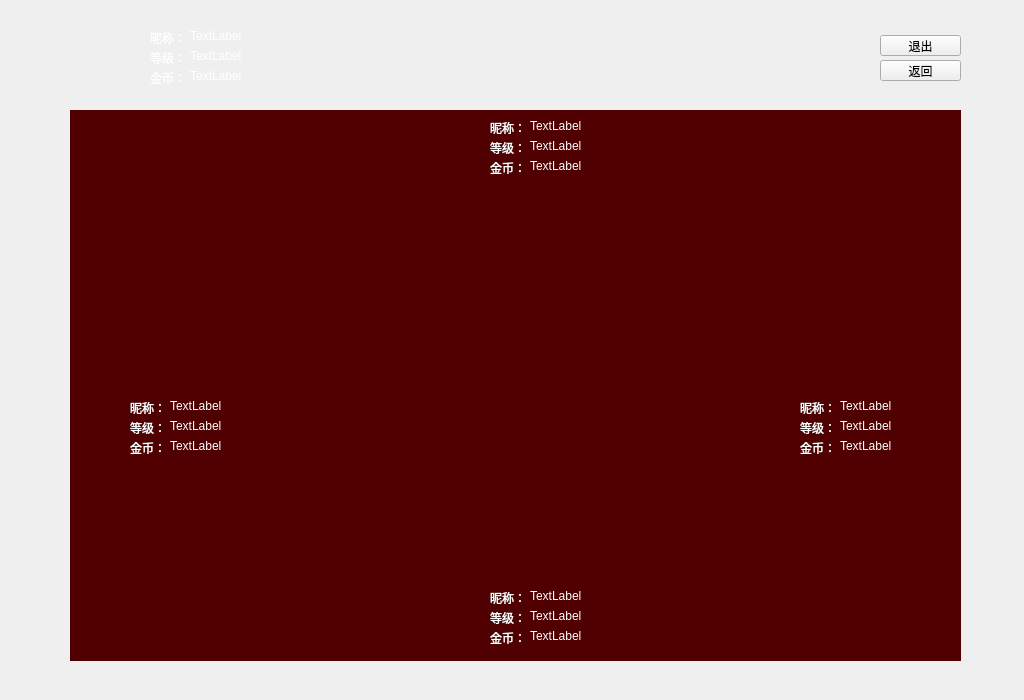
Qt form QTProject/Client/zjh.ui (aldenpang/zhajinhua-project) before a commit.
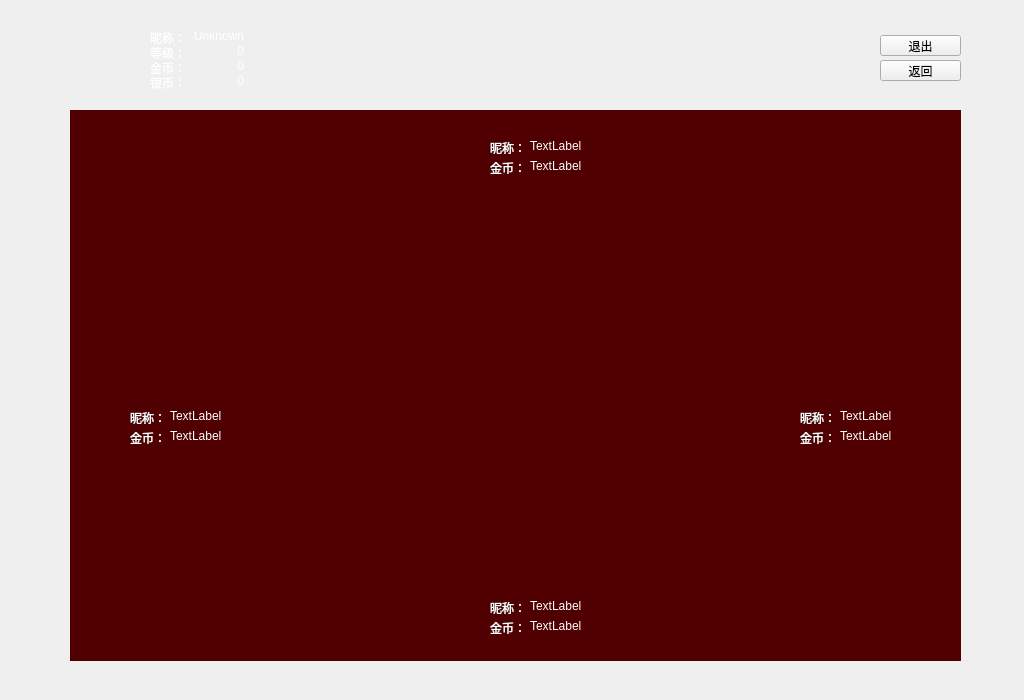
The same form after that commit. Icons and pictures are not drawn.

Patch:
```diff
--- a/QTProject/Client/zjh.ui
+++ b/QTProject/Client/zjh.ui
@@ -117,84 +117,6 @@
     <pixmap resource="client.qrc">:/Images/Media/nobodyImage.png</pixmap>
    </property>
   </widget>
-  <widget class="QLabel" name="nickName">
-   <property name="geometry">
-    <rect>
-     <x>150</x>
-     <y>30</y>
-     <width>31</width>
-     <height>16</height>
-    </rect>
-   </property>
-   <property name="text">
-    <string>昵称：</string>
-   </property>
-  </widget>
-  <widget class="QLabel" name="level">
-   <property name="geometry">
-    <rect>
-     <x>150</x>
-     <y>50</y>
-     <width>31</width>
-     <height>16</height>
-    </rect>
-   </property>
-   <property name="text">
-    <string>等级：</string>
-   </property>
-  </widget>
-  <widget class="QLabel" name="goldCoin">
-   <property name="geometry">
-    <rect>
-     <x>150</x>
-     <y>70</y>
-     <width>31</width>
-     <height>16</height>
-    </rect>
-   </property>
-   <property name="text">
-    <string>金币：</string>
-   </property>
-  </widget>
-  <widget class="QLabel" name="nickNameText">
-   <property name="geometry">
-    <rect>
-     <x>190</x>
-     <y>30</y>
-     <width>54</width>
-     <height>12</height>
-    </rect>
-   </property>
-   <property name="text">
-    <string>TextLabel</string>
-   </property>
-  </widget>
-  <widget class="QLabel" name="levelText">
-   <property name="geometry">
-    <rect>
-     <x>190</x>
-     <y>50</y>
-     <width>54</width>
-     <height>12</height>
-    </rect>
-   </property>
-   <property name="text">
-    <string>TextLabel</string>
-   </property>
-  </widget>
-  <widget class="QLabel" name="goldCoinText">
-   <property name="geometry">
-    <rect>
-     <x>190</x>
-     <y>70</y>
-     <width>54</width>
-     <height>12</height>
-    </rect>
-   </property>
-   <property name="text">
-    <string>TextLabel</string>
-   </property>
-  </widget>
   <widget class="QGraphicsView" name="graphicsView">
    <property name="geometry">
     <rect>
@@ -218,7 +140,7 @@
    <property name="geometry">
     <rect>
      <x>420</x>
-     <y>590</y>
+     <y>130</y>
      <width>60</width>
      <height>60</height>
     </rect>
@@ -250,7 +172,7 @@
    <property name="geometry">
     <rect>
      <x>420</x>
-     <y>120</y>
+     <y>590</y>
      <width>60</width>
      <height>60</height>
     </rect>
@@ -282,7 +204,7 @@
    <property name="geometry">
     <rect>
      <x>490</x>
-     <y>120</y>
+     <y>600</y>
      <width>31</width>
      <height>16</height>
     </rect>
@@ -295,7 +217,7 @@
    <property name="geometry">
     <rect>
      <x>530</x>
-     <y>160</y>
+     <y>620</y>
      <width>54</width>
      <height>12</height>
     </rect>
@@ -308,7 +230,7 @@
    <property name="geometry">
     <rect>
      <x>490</x>
-     <y>160</y>
+     <y>620</y>
      <width>31</width>
      <height>16</height>
     </rect>
@@ -321,7 +243,7 @@
    <property name="geometry">
     <rect>
      <x>530</x>
-     <y>120</y>
+     <y>600</y>
      <width>54</width>
      <height>12</height>
     </rect>
@@ -330,37 +252,11 @@
     <string>TextLabel</string>
    </property>
   </widget>
-  <widget class="QLabel" name="levelText_2">
-   <property name="geometry">
-    <rect>
-     <x>530</x>
-     <y>140</y>
-     <width>54</width>
-     <height>12</height>
-    </rect>
-   </property>
-   <property name="text">
-    <string>TextLabel</string>
-   </property>
-  </widget>
-  <widget class="QLabel" name="level_2">
-   <property name="geometry">
-    <rect>
-     <x>490</x>
-     <y>140</y>
-     <width>31</width>
-     <height>16</height>
-    </rect>
-   </property>
-   <property name="text">
-    <string>等级：</string>
-   </property>
-  </widget>
   <widget class="QLabel" name="goldCoin_1">
    <property name="geometry">
     <rect>
      <x>800</x>
-     <y>440</y>
+     <y>430</y>
      <width>31</width>
      <height>16</height>
     </rect>
@@ -373,7 +269,7 @@
    <property name="geometry">
     <rect>
      <x>800</x>
-     <y>400</y>
+     <y>410</y>
      <width>31</width>
      <height>16</height>
     </rect>
@@ -382,37 +278,11 @@
     <string>昵称：</string>
    </property>
   </widget>
-  <widget class="QLabel" name="level_1">
-   <property name="geometry">
-    <rect>
-     <x>800</x>
-     <y>420</y>
-     <width>31</width>
-     <height>16</height>
-    </rect>
-   </property>
-   <property name="text">
-    <string>等级：</string>
-   </property>
-  </widget>
   <widget class="QLabel" name="nickNameText_1">
    <property name="geometry">
     <rect>
      <x>840</x>
-     <y>400</y>
-     <width>54</width>
-     <height>12</height>
-    </rect>
-   </property>
-   <property name="text">
-    <string>TextLabel</string>
-   </property>
-  </widget>
-  <widget class="QLabel" name="levelText_1">
-   <property name="geometry">
-    <rect>
-     <x>840</x>
-     <y>420</y>
+     <y>410</y>
      <width>54</width>
      <height>12</height>
     </rect>
@@ -425,7 +295,7 @@
    <property name="geometry">
     <rect>
      <x>840</x>
-     <y>440</y>
+     <y>430</y>
      <width>54</width>
      <height>12</height>
     </rect>
@@ -438,7 +308,7 @@
    <property name="geometry">
     <rect>
      <x>130</x>
-     <y>440</y>
+     <y>430</y>
      <width>31</width>
      <height>16</height>
     </rect>
@@ -451,7 +321,7 @@
    <property name="geometry">
     <rect>
      <x>130</x>
-     <y>400</y>
+     <y>410</y>
      <width>31</width>
      <height>16</height>
     </rect>
@@ -460,37 +330,11 @@
     <string>昵称：</string>
    </property>
   </widget>
-  <widget class="QLabel" name="level_3">
-   <property name="geometry">
-    <rect>
-     <x>130</x>
-     <y>420</y>
-     <width>31</width>
-     <height>16</height>
-    </rect>
-   </property>
-   <property name="text">
-    <string>等级：</string>
-   </property>
-  </widget>
   <widget class="QLabel" name="nickNameText_3">
    <property name="geometry">
     <rect>
      <x>170</x>
-     <y>400</y>
-     <width>54</width>
-     <height>12</height>
-    </rect>
-   </property>
-   <property name="text">
-    <string>TextLabel</string>
-   </property>
-  </widget>
-  <widget class="QLabel" name="levelText_3">
-   <property name="geometry">
-    <rect>
-     <x>170</x>
-     <y>420</y>
+     <y>410</y>
      <width>54</width>
      <height>12</height>
     </rect>
@@ -503,7 +347,7 @@
    <property name="geometry">
     <rect>
      <x>170</x>
-     <y>440</y>
+     <y>430</y>
      <width>54</width>
      <height>12</height>
     </rect>
@@ -516,7 +360,7 @@
    <property name="geometry">
     <rect>
      <x>490</x>
-     <y>630</y>
+     <y>160</y>
      <width>31</width>
      <height>16</height>
     </rect>
@@ -529,7 +373,7 @@
    <property name="geometry">
     <rect>
      <x>490</x>
-     <y>590</y>
+     <y>140</y>
      <width>31</width>
      <height>16</height>
     </rect>
@@ -538,37 +382,11 @@
     <string>昵称：</string>
    </property>
   </widget>
-  <widget class="QLabel" name="level_0">
-   <property name="geometry">
-    <rect>
-     <x>490</x>
-     <y>610</y>
-     <width>31</width>
-     <height>16</height>
-    </rect>
-   </property>
-   <property name="text">
-    <string>等级：</string>
-   </property>
-  </widget>
   <widget class="QLabel" name="nickNameText_0">
    <property name="geometry">
     <rect>
      <x>530</x>
-     <y>590</y>
-     <width>54</width>
-     <height>12</height>
-    </rect>
-   </property>
-   <property name="text">
-    <string>TextLabel</string>
-   </property>
-  </widget>
-  <widget class="QLabel" name="levelText_0">
-   <property name="geometry">
-    <rect>
-     <x>530</x>
-     <y>610</y>
+     <y>140</y>
      <width>54</width>
      <height>12</height>
     </rect>
@@ -581,7 +399,7 @@
    <property name="geometry">
     <rect>
      <x>530</x>
-     <y>630</y>
+     <y>160</y>
      <width>54</width>
      <height>12</height>
     </rect>
@@ -590,6 +408,122 @@
     <string>TextLabel</string>
    </property>
   </widget>
+  <widget class="QLabel" name="nickName">
+   <property name="geometry">
+    <rect>
+     <x>150</x>
+     <y>30</y>
+     <width>31</width>
+     <height>16</height>
+    </rect>
+   </property>
+   <property name="text">
+    <string>昵称：</string>
+   </property>
+  </widget>
+  <widget class="QLabel" name="goldCoinText">
+   <property name="geometry">
+    <rect>
+     <x>190</x>
+     <y>60</y>
+     <width>54</width>
+     <height>12</height>
+    </rect>
+   </property>
+   <property name="text">
+    <string>0</string>
+   </property>
+   <property name="alignment">
+    <set>Qt::AlignRight|Qt::AlignTrailing|Qt::AlignVCenter</set>
+   </property>
+  </widget>
+  <widget class="QLabel" name="goldCoin">
+   <property name="geometry">
+    <rect>
+     <x>150</x>
+     <y>60</y>
+     <width>31</width>
+     <height>16</height>
+    </rect>
+   </property>
+   <property name="text">
+    <string>金币：</string>
+   </property>
+  </widget>
+  <widget class="QLabel" name="silverCoin">
+   <property name="geometry">
+    <rect>
+     <x>150</x>
+     <y>75</y>
+     <width>31</width>
+     <height>16</height>
+    </rect>
+   </property>
+   <property name="text">
+    <string>银币：</string>
+   </property>
+  </widget>
+  <widget class="QLabel" name="nickNameText">
+   <property name="geometry">
+    <rect>
+     <x>190</x>
+     <y>30</y>
+     <width>54</width>
+     <height>12</height>
+    </rect>
+   </property>
+   <property name="text">
+    <string>Unknown</string>
+   </property>
+   <property name="alignment">
+    <set>Qt::AlignRight|Qt::AlignTrailing|Qt::AlignVCenter</set>
+   </property>
+  </widget>
+  <widget class="QLabel" name="silverCoinText">
+   <property name="geometry">
+    <rect>
+     <x>190</x>
+     <y>75</y>
+     <width>54</width>
+     <height>12</height>
+    </rect>
+   </property>
+   <property name="text">
+    <string>0</string>
+   </property>
+   <property name="alignment">
+    <set>Qt::AlignRight|Qt::AlignTrailing|Qt::AlignVCenter</set>
+   </property>
+  </widget>
+  <widget class="QLabel" name="level">
+   <property name="geometry">
+    <rect>
+     <x>150</x>
+     <y>45</y>
+     <width>31</width>
+     <height>16</height>
+    </rect>
+   </property>
+   <property name="text">
+    <string>等级：</string>
+   </property>
+  </widget>
+  <widget class="QLabel" name="levelText">
+   <property name="geometry">
+    <rect>
+     <x>190</x>
+     <y>45</y>
+     <width>54</width>
+     <height>12</height>
+    </rect>
+   </property>
+   <property name="text">
+    <string>0</string>
+   </property>
+   <property name="alignment">
+    <set>Qt::AlignRight|Qt::AlignTrailing|Qt::AlignVCenter</set>
+   </property>
+  </widget>
  </widget>
  <resources>
   <include location="client.qrc"/>
```
